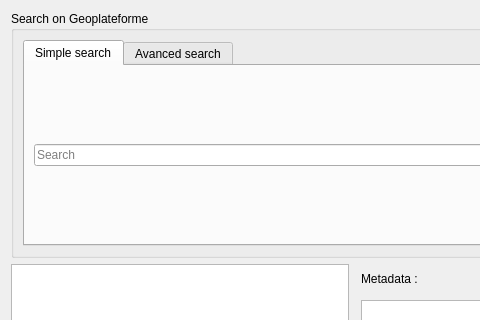
Above: geoplateforme/gui/provider/provider_dialog.ui from JulesGrillot/plugin-qgis-geoplateforme before the change; both pictures show x 0 to 480 and y 0 to 320 of the 709 by 578 pixel window. Below: the same form after it.
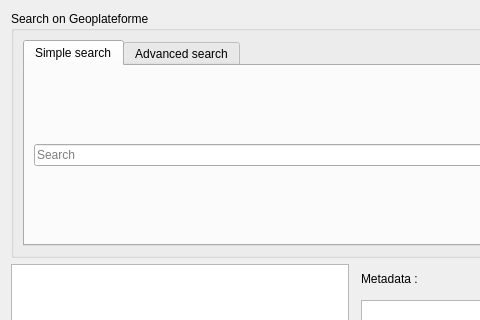
That is the form after the change.

The edit to the form file:
```diff
--- a/geoplateforme/gui/provider/provider_dialog.ui
+++ b/geoplateforme/gui/provider/provider_dialog.ui
@@ -76,7 +76,7 @@
         </widget>
         <widget class="QWidget" name="tab_avanced_search">
          <attribute name="title">
-          <string>Avanced search</string>
+          <string>Advanced search</string>
          </attribute>
          <layout class="QGridLayout" name="layout_advanced_search">
           <item row="3" column="5" colspan="3">
```
Left out of the diff: 1 changed line with no effect on the pictures.
